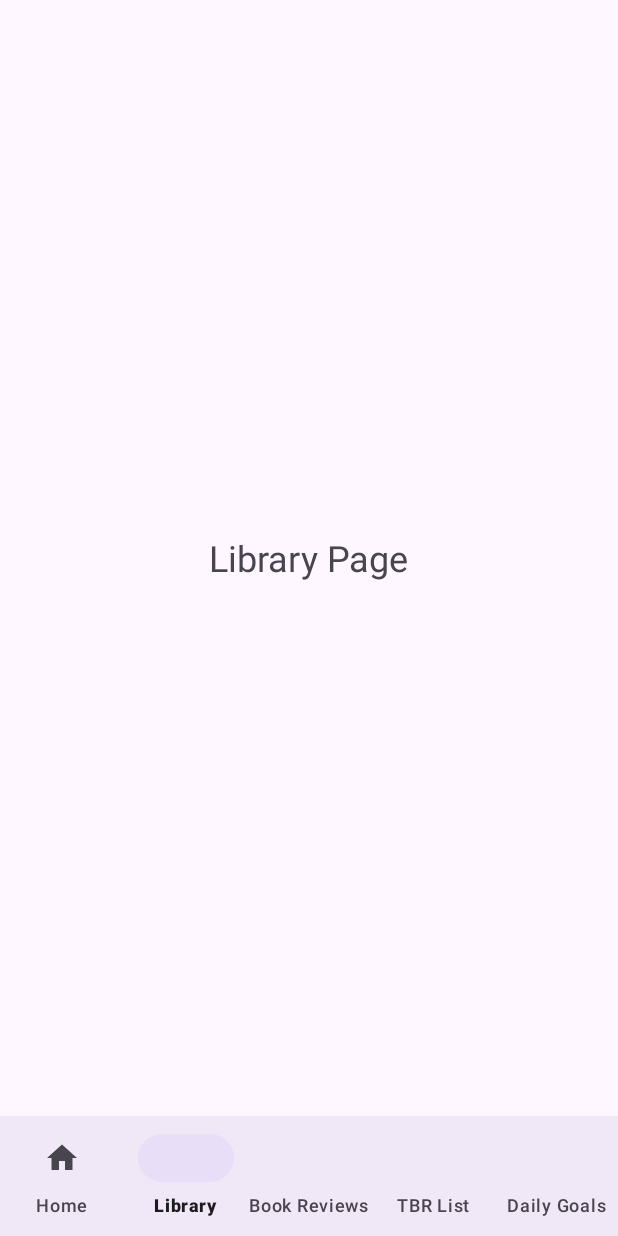
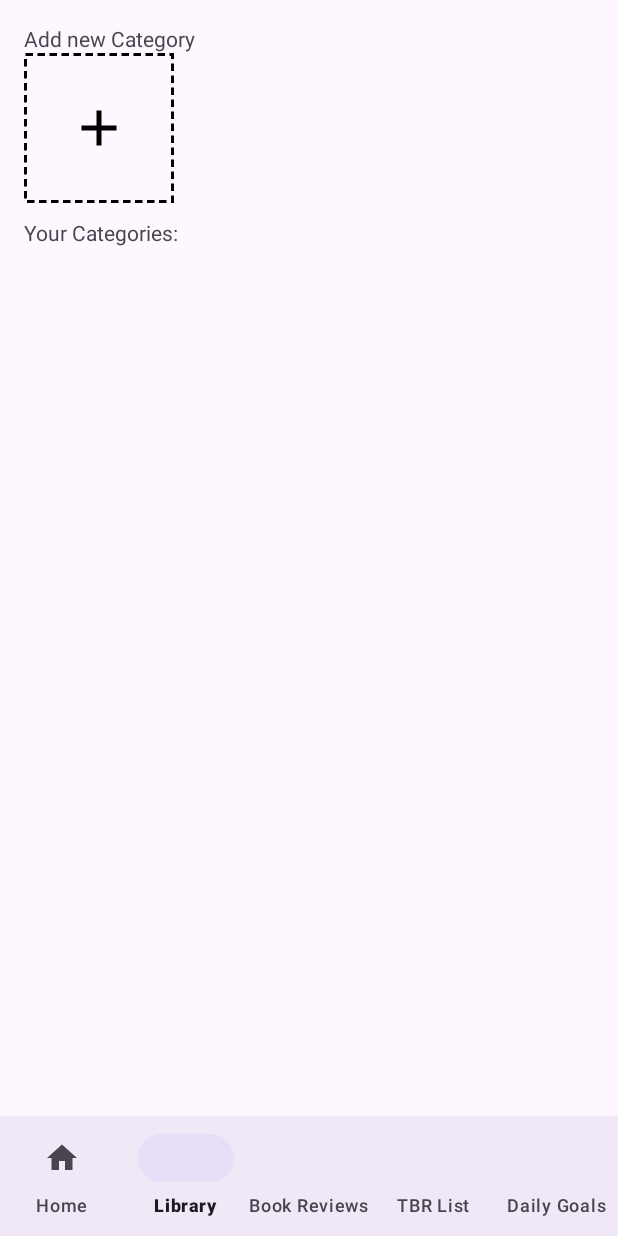
Before and after one commit to harshitagawas/madMicroProject, an Android app: the screen it shows after launch (MainActivity), item 2 of the bottom bar chosen, on a phone screen of 412 x 824 dp. Run offline under Robolectric (Android 15) with nearby library versions, the phone set to English and light mode, and no system bars.

Commit message:
add Categories feature

```diff
--- a/app/src/main/java/com/example/microproject/adapters/BookAdapter.java
+++ b/app/src/main/java/com/example/microproject/adapters/BookAdapter.java
@@ -1,7 +1,7 @@
 package com.example.microproject.adapters;
 
 import android.content.Context;
-import android.graphics.Paint; // Import this
+import android.graphics.Paint;
 import android.view.LayoutInflater;
 import android.view.View;
 import android.view.ViewGroup;
--- /dev/null
+++ b/app/src/main/java/com/example/microproject/adapters/CategoryAdapter.java
@@ -0,0 +1,46 @@
+package com.example.microproject.adapters;
+
+import android.view.LayoutInflater;
+import android.view.View;
+import android.view.ViewGroup;
+import android.widget.TextView;
+import androidx.annotation.NonNull;
+import androidx.recyclerview.widget.RecyclerView;
+import com.example.microproject.R;
+import java.util.List;
+
+public class CategoryAdapter extends RecyclerView.Adapter<CategoryAdapter.CategoryViewHolder> {
+
+    private final List<String> categories;
+
+    public CategoryAdapter(List<String> categories) {
+        this.categories = categories;
+    }
+
+    @NonNull
+    @Override
+    public CategoryViewHolder onCreateViewHolder(@NonNull ViewGroup parent, int viewType) {
+        View view = LayoutInflater.from(parent.getContext())
+                .inflate(R.layout.category_item, parent, false);
+        return new CategoryViewHolder(view);
+    }
+
+    @Override
+    public void onBindViewHolder(@NonNull CategoryViewHolder holder, int position) {
+        holder.categoryName.setText(categories.get(position));
+    }
+
+    @Override
+    public int getItemCount() {
+        return categories.size();
+    }
+
+    public static class CategoryViewHolder extends RecyclerView.ViewHolder {
+        TextView categoryName;
+
+        public CategoryViewHolder(@NonNull View itemView) {
+            super(itemView);
+            categoryName = itemView.findViewById(R.id.category_name);
+        }
+    }
+}
--- a/app/src/main/java/com/example/microproject/fragments/LibraryFragment.java
+++ b/app/src/main/java/com/example/microproject/fragments/LibraryFragment.java
@@ -1,15 +1,28 @@
 package com.example.microproject.fragments;
 
+import android.app.Dialog;
 import android.os.Bundle;
 import android.view.LayoutInflater;
 import android.view.View;
 import android.view.ViewGroup;
+import android.widget.Button;
+import android.widget.EditText;
 import androidx.annotation.NonNull;
 import androidx.annotation.Nullable;
 import androidx.fragment.app.Fragment;
+import androidx.recyclerview.widget.LinearLayoutManager;
+import androidx.recyclerview.widget.RecyclerView;
 import com.example.microproject.R;
+import com.example.microproject.adapters.CategoryAdapter;
+import java.util.ArrayList;
+import java.util.List;
 
 public class LibraryFragment extends Fragment {
+
+    private List<String> categories = new ArrayList<>();
+    private CategoryAdapter adapter;
+    private RecyclerView categoryRecyclerView;
+
     @Nullable
     @Override
     public View onCreateView(@NonNull LayoutInflater inflater,
@@ -17,4 +30,39 @@ public class LibraryFragment extends Fragment {
                              @Nullable Bundle savedInstanceState) {
         return inflater.inflate(R.layout.library_fragment, container, false);
     }
+
+    @Override
+    public void onViewCreated(@NonNull View view, @Nullable Bundle savedInstanceState) {
+        super.onViewCreated(view, savedInstanceState);
+
+        // Initialize RecyclerView
+        categoryRecyclerView = view.findViewById(R.id.categoryRecyclerView);
+        categoryRecyclerView.setLayoutManager(new LinearLayoutManager(getContext()));
+
+        adapter = new CategoryAdapter(categories);
+        categoryRecyclerView.setAdapter(adapter);
+
+        // Initialize "Add New" Button
+        View addNewCategory = view.findViewById(R.id.add_new);
+        addNewCategory.setOnClickListener(v -> showAddCategoryDialog());
+    }
+
+    private void showAddCategoryDialog() {
+        Dialog dialog = new Dialog(requireContext());
+        dialog.setContentView(R.layout.dialog_layout);
+
+        EditText categoryInput = dialog.findViewById(R.id.categoryInput);
+        Button addCategoryButton = dialog.findViewById(R.id.addCategoryButton);
+
+        addCategoryButton.setOnClickListener(v -> {
+            String categoryName = categoryInput.getText().toString().trim();
+            if (!categoryName.isEmpty()) {
+                categories.add(categoryName); // Add category to list
+                adapter.notifyDataSetChanged(); // Refresh RecyclerView
+                dialog.dismiss(); // Close dialog
+            }
+        });
+
+        dialog.show();
+    }
 }
--- /dev/null
+++ b/app/src/main/res/drawable/add.xml
@@ -0,0 +1,5 @@
+<vector xmlns:android="http://schemas.android.com/apk/res/android" android:height="24dp" android:tint="#000000" android:viewportHeight="24" android:viewportWidth="24" android:width="24dp">
+
+    <path android:fillColor="@android:color/white" android:pathData="M19,13h-6v6h-2v-6H5v-2h6V5h2v6h6v2z"/>
+
+</vector>
--- a/app/src/main/res/drawable/checkbox_ribbon_background.xml
+++ /dev/null
@@ -1,5 +0,0 @@
-<?xml version="1.0" encoding="utf-8"?>
-<shape xmlns:android="http://schemas.android.com/apk/res/android">
-    <solid android:color="#9C5151" />
-    <corners android:radius="4dp" />
-</shape>
--- a/app/src/main/res/drawable/custom_checkbox.xml
+++ /dev/null
@@ -1,5 +0,0 @@
-<?xml version="1.0" encoding="utf-8"?>
-<selector xmlns:android="http://schemas.android.com/apk/res/android">
-    <item android:state_checked="true" android:drawable="@drawable/ic_check_circle" />
-    <item android:state_checked="false" android:drawable="@drawable/ic_circle_outline" />
-</selector>
--- /dev/null
+++ b/app/src/main/res/drawable/dotted_border.xml
@@ -0,0 +1,12 @@
+<?xml version="1.0" encoding="utf-8"?>
+<shape xmlns:android="http://schemas.android.com/apk/res/android"
+    android:shape="rectangle"
+    >
+
+    <solid android:color="@android:color/transparent" />
+    <stroke
+        android:width="2dp"
+        android:color="#000000"
+        android:dashWidth="5dp"
+        android:dashGap="3dp"/>
+</shape>
--- a/app/src/main/res/drawable/ic_check_circle.xml
+++ /dev/null
@@ -1,5 +0,0 @@
-<vector xmlns:android="http://schemas.android.com/apk/res/android" android:height="24dp" android:tint="#000000" android:viewportHeight="24" android:viewportWidth="24" android:width="24dp">
-
-    <path android:fillColor="@android:color/white" android:pathData="M22,5.18L10.59,16.6l-4.24,-4.24l1.41,-1.41l2.83,2.83l10,-10L22,5.18zM12,20c-4.41,0 -8,-3.59 -8,-8s3.59,-8 8,-8c1.57,0 3.04,0.46 4.28,1.25l1.45,-1.45C16.1,2.67 14.13,2 12,2C6.48,2 2,6.48 2,12s4.48,10 10,10c1.73,0 3.36,-0.44 4.78,-1.22l-1.5,-1.5C14.28,19.74 13.17,20 12,20zM19,15h-3v2h3v3h2v-3h3v-2h-3v-3h-2V15z"/>
-
-</vector>
--- a/app/src/main/res/drawable/ic_circle_outline.xml
+++ /dev/null
@@ -1,5 +0,0 @@
-<vector xmlns:android="http://schemas.android.com/apk/res/android" android:height="24dp" android:tint="#000000" android:viewportHeight="24" android:viewportWidth="24" android:width="24dp">
-
-    <path android:fillColor="@android:color/white" android:pathData="M12,20c-4.41,0 -8,-3.59 -8,-8s3.59,-8 8,-8s8,3.59 8,8S16.41,20 12,20M12,22c5.52,0 10,-4.48 10,-10c0,-5.52 -4.48,-10 -10,-10C6.48,2 2,6.48 2,12C2,17.52 6.48,22 12,22L12,22zM11,12l0,4h2l0,-4h3l-4,-4l-4,4H11z"/>
-
-</vector>
--- a/app/src/main/res/layout/library_fragment.xml
+++ b/app/src/main/res/layout/library_fragment.xml
@@ -1,13 +1,43 @@
-<LinearLayout xmlns:android="http://schemas.android.com/apk/res/android"
-
+<FrameLayout xmlns:android="http://schemas.android.com/apk/res/android"
     android:layout_width="match_parent"
     android:layout_height="match_parent"
-    android:gravity="center"
-    android:orientation="vertical">
+    android:gravity="center">
 
-    <TextView
-        android:text="Library Page"
-        android:textSize="24sp"
-        android:layout_width="wrap_content"
-        android:layout_height="wrap_content"/>
-</LinearLayout>
+    <LinearLayout
+        android:layout_width="match_parent"
+        android:layout_height="wrap_content"
+        android:orientation="vertical"
+        android:padding="16dp">
+
+        <TextView
+            android:layout_width="wrap_content"
+            android:layout_height="wrap_content"
+            android:text="@string/add_new_category" />
+
+        <FrameLayout
+            android:id="@+id/add_new"
+            android:layout_width="100dp"
+            android:layout_height="100dp"
+            android:background="@drawable/dotted_border">
+
+            <ImageView
+                android:layout_width="40dp"
+                android:layout_height="40dp"
+                android:src="@drawable/add"
+                android:layout_gravity="center"/>
+        </FrameLayout>
+
+        <TextView
+            android:layout_width="wrap_content"
+            android:layout_height="wrap_content"
+            android:text="@string/your_categories"
+            android:paddingTop="10dp"/>
+
+        <androidx.recyclerview.widget.RecyclerView
+            android:id="@+id/categoryRecyclerView"
+            android:layout_width="match_parent"
+            android:layout_height="wrap_content"
+            android:paddingTop="10dp"/>
+
+    </LinearLayout>
+</FrameLayout>
--- a/app/src/main/res/values/strings.xml
+++ b/app/src/main/res/values/strings.xml
@@ -1,3 +1,7 @@
 <resources>
     <string name="app_name">microproject</string>
+    <string name="your_categories">Your Categories:</string>
+    <string name="add_new_category">Add new Category</string>
+    <string name="enter_category_name">Enter Category name:</string>
+    <string name="enter_new_category">Enter new Category:</string>
 </resources>
```
Also changed, not shown: app/src/main/res/drawable/book_cover_background.xml (deleted, +0 -7 lines), app/src/main/res/layout/category_item.xml (added, +19 -0 lines), app/src/main/res/layout/dialog_layout.xml (added, +29 -0 lines), app/src/main/res/drawable/shelf.png (added), app/src/main/res/drawable/shelff.png (added), 1 other file.
